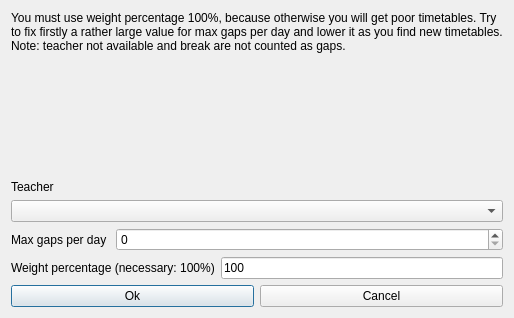
First picture: the form in src/interface/modifyconstraintteachermaxgapsperdayform_template.ui, repository janLo/FET, before the edit.
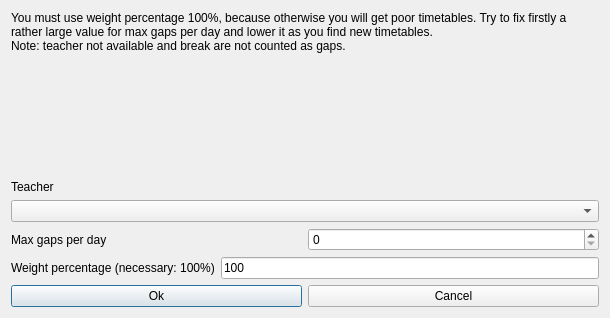
Second picture: the form after the edit.

Patch:
```diff
--- a/src/interface/modifyconstraintteachermaxgapsperdayform_template.ui
+++ b/src/interface/modifyconstraintteachermaxgapsperdayform_template.ui
@@ -6,15 +6,15 @@
    <rect>
     <x>0</x>
     <y>0</y>
-    <width>514</width>
+    <width>610</width>
     <height>318</height>
    </rect>
   </property>
   <property name="windowTitle">
    <string extracomment="This is the title of the dialog to modify a constraint of this type">Modify teacher max gaps per day</string>
   </property>
-  <layout class="QGridLayout" name="gridLayout">
-   <item row="0" column="0" colspan="3">
+  <layout class="QVBoxLayout" name="verticalLayout_2">
+   <item>
     <widget class="QLabel" name="weightTextLabel_2">
      <property name="sizePolicy">
       <sizepolicy hsizetype="Minimum" vsizetype="Minimum">
@@ -37,7 +37,7 @@
      </property>
     </widget>
    </item>
-   <item row="1" column="1">
+   <item>
     <spacer name="spacer4">
      <property name="orientation">
       <enum>Qt::Vertical</enum>
@@ -53,7 +53,9 @@
      </property>
     </spacer>
    </item>
-   <item row="2" column="0" colspan="3">
+   <item>
+    <layout class="QVBoxLayout" name="verticalLayout">
+     <item>
     <widget class="QLabel" name="teacherTextLabel">
      <property name="frameShape">
       <enum>QFrame::NoFrame</enum>
@@ -69,7 +71,7 @@
      </property>
     </widget>
    </item>
-   <item row="3" column="0" colspan="3">
+     <item>
     <widget class="QComboBox" name="teachersComboBox">
      <property name="editable">
       <bool>false</bool>
@@ -85,7 +87,11 @@
      </property>
     </widget>
    </item>
-   <item row="4" column="0">
+    </layout>
+   </item>
+   <item>
+    <layout class="QHBoxLayout" name="horizontalLayout">
+     <item>
     <widget class="QLabel" name="textLabel1">
      <property name="text">
       <string>Max gaps per day</string>
@@ -95,10 +101,14 @@
      </property>
     </widget>
    </item>
-   <item row="4" column="1" colspan="2">
+     <item>
     <widget class="QSpinBox" name="maxGapsSpinBox"/>
    </item>
-   <item row="5" column="0" colspan="2">
+    </layout>
+   </item>
+   <item>
+    <layout class="QHBoxLayout" name="horizontalLayout_2">
+     <item>
     <widget class="QLabel" name="weightTextLabel">
      <property name="frameShape">
       <enum>QFrame::NoFrame</enum>
@@ -114,14 +124,16 @@
      </property>
     </widget>
    </item>
-   <item row="5" column="2">
+     <item>
     <widget class="QLineEdit" name="weightLineEdit">
      <property name="text">
       <string notr="true">100</string>
      </property>
     </widget>
    </item>
-   <item row="6" column="0" colspan="3">
+    </layout>
+   </item>
+   <item>
     <layout class="QHBoxLayout">
      <item>
       <widget class="QPushButton" name="okPushButton">
```
Lines whose indentation alone changed are shown as unchanged.
